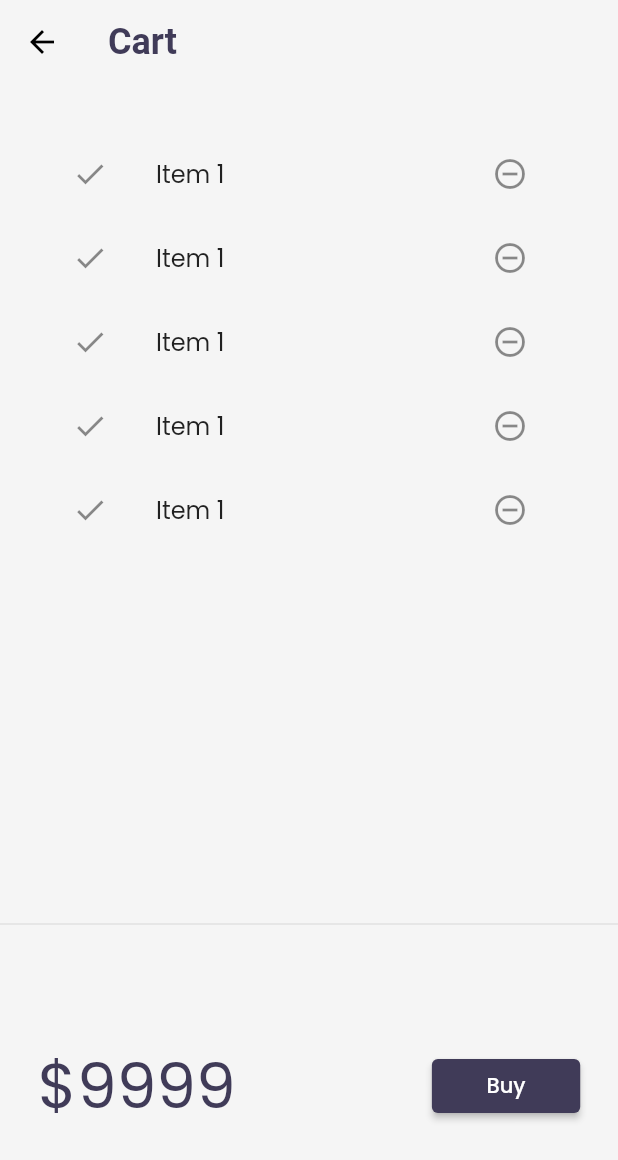
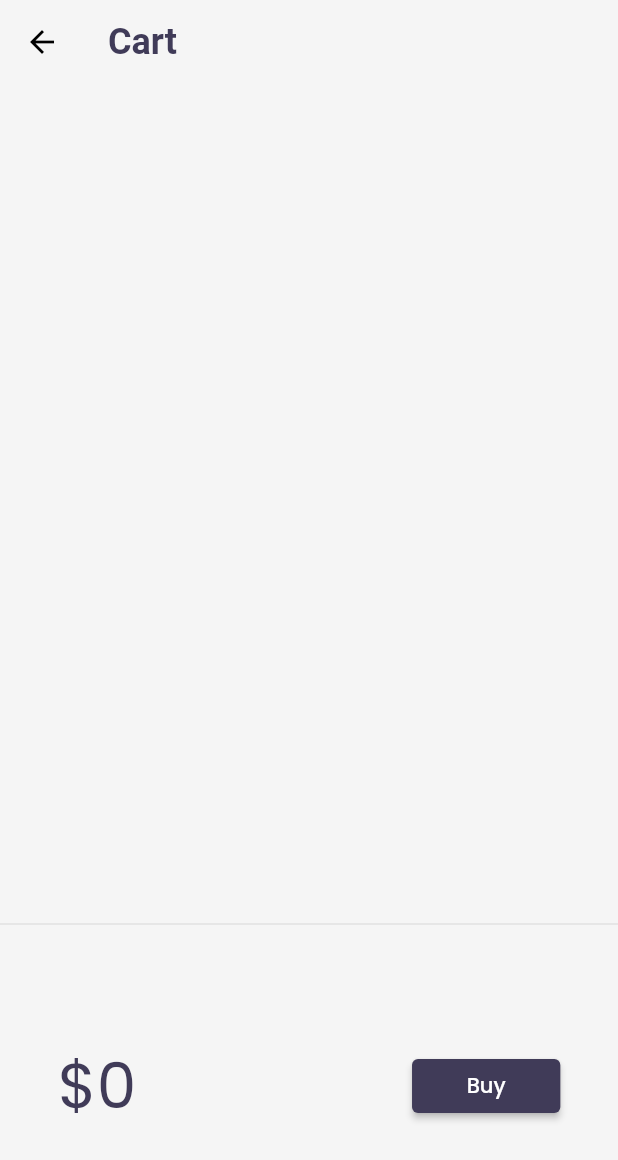
Before and after one commit to lovi-bhatia/eight_hour_tutorial, a Flutter app: the CartPage screen opened by its route, on a phone screen of 412 x 824 dp. Shown: the top 1160 px of the screen. Run offline on Flutter 3.47's test engine with Material 2 defaults, Android fonts, the phone set to English and light mode, and no system bars; our stand-ins replace google_fonts, velocity_x; network calls fail.

Commit message:
add_to_cart

```diff
--- a/lib/models/cart.dart
+++ b/lib/models/cart.dart
@@ -2,6 +2,12 @@
 import 'package:flutter/material.dart';
 
 class CartModel {
+  static final cartModel = CartModel._internal();
+
+  CartModel._internal();
+
+  factory CartModel() => cartModel;
+
   late CatalogModel _catalog;
 
   // collection of IDs, store ID of each item
@@ -16,7 +22,7 @@
   }
 
   // get items in cart
-  Iterable<Item> get items => _itemIds.map((id) => _catalog.getById(id));
+  List<Item> get items => _itemIds.map((id) => _catalog.getById(id)).toList();
 
   // get total price
   num get totalPrice =>
--- a/lib/models/catalog.dart
+++ b/lib/models/catalog.dart
@@ -1,6 +1,12 @@
 import 'dart:convert';
 
 class CatalogModel {
+  static final catModel = CatalogModel._internal();
+
+  CatalogModel._internal();
+
+  factory CatalogModel() => catModel;
+
   static List<Item>? items;
 
   // Get item by Id
--- a/lib/pages/cart_page.dart
+++ b/lib/pages/cart_page.dart
@@ -1,3 +1,4 @@
+import 'package:eight_hour_tutorial/models/cart.dart';
 import 'package:eight_hour_tutorial/widgets/themes.dart';
 import 'package:flutter/material.dart';
 import 'package:velocity_x/velocity_x.dart';
@@ -25,8 +26,8 @@
 }
 
 class _CartTotal extends StatelessWidget {
-  const _CartTotal({super.key});
-
+  // const _CartTotal({super.key});
+  final _cart = CartModel();
   @override
   Widget build(BuildContext context) {
     return SizedBox(
@@ -34,7 +35,11 @@
       child: Row(
         mainAxisAlignment: MainAxisAlignment.spaceAround,
         children: [
-          "\$${9999}".text.xl5.color(context.theme.primaryColor).make(),
+          "\$${_cart.totalPrice}"
+              .text
+              .xl5
+              .color(context.theme.primaryColor)
+              .make(),
           30.widthBox,
           ElevatedButton(
             onPressed: () {
@@ -64,17 +69,19 @@
 }
 
 class _CartListState extends State<_CartList> {
+  final _cart = CartModel();
+
   @override
   Widget build(BuildContext context) {
     return ListView.builder(
-      itemCount: 5,
+      itemCount: _cart.items.length,
       itemBuilder: (context, index) => ListTile(
-        leading: Icon(Icons.done),
+        leading: const Icon(Icons.done),
         trailing: IconButton(
-          icon: Icon(Icons.remove_circle_outline),
+          icon: const Icon(Icons.remove_circle_outline),
           onPressed: () {},
         ),
-        title: "Item 1".text.make(),
+        title: _cart.items[index].name.text.make(),
       ),
     );
   }
```
Also changed, not shown: lib/widgets/home_widgets/catalog_list.dart (+39 -10 lines).
